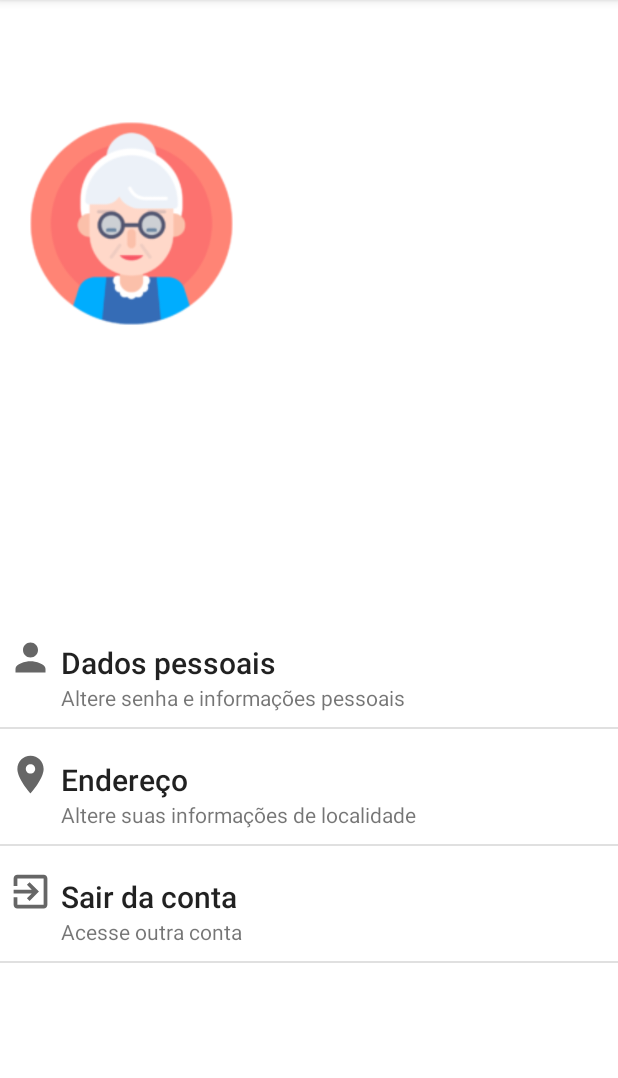
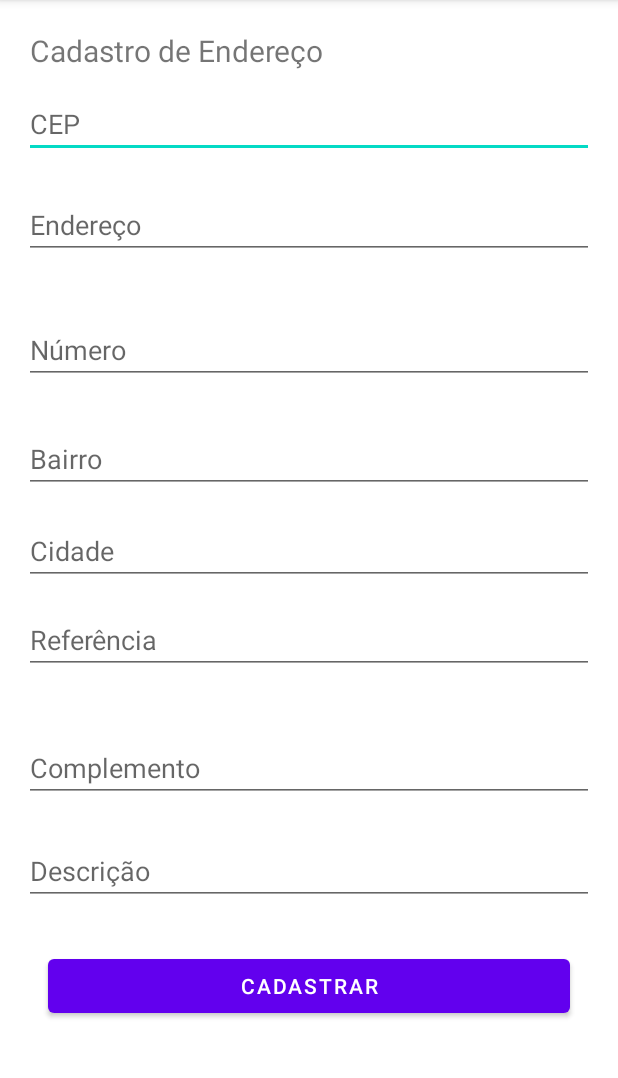
Before and after one commit to VitorAmorimPinto/Projeto-app-confeitaria, an Android app: the MinhaContaActivity screen opened directly, with no data from a screen before it, after a tap on "Endereço", on a phone screen of 412 x 824 dp, the part 84-1162 px from its top. Run offline under Robolectric (Android 15) with nearby library versions, the phone set to English and light mode, and no system bars; our stand-ins replace Firebase (no records; nobody signed in at launch, a user with empty details on screens opened directly); 3 statements that could not run were skipped.

Commit message:
branch vitor - Iniciando tela de cadastro de Enderço

```diff
--- a/app/src/main/AndroidManifest.xml
+++ b/app/src/main/AndroidManifest.xml
@@ -9,7 +9,8 @@
         android:roundIcon="@mipmap/ic_launcher_round"
         android:supportsRtl="true"
         android:theme="@style/Theme.AplicativoConfeitaria">
-        <activity android:name=".activity.MinhaContaActivity"></activity>
+        <activity android:name=".activity.EnderecoActivity"></activity>
+        <activity android:name=".activity.MinhaContaActivity" />
         <activity android:name=".activity.CadastroUsuarioActivity" />
         <activity android:name=".activity.activity_perfil" />
         <activity android:name=".activity.activity_cadastro" />
--- /dev/null
+++ b/app/src/main/java/com/example/aplicativoconfeitaria/activity/EnderecoActivity.java
@@ -0,0 +1,16 @@
+package com.example.aplicativoconfeitaria.activity;
+
+import androidx.appcompat.app.AppCompatActivity;
+
+import android.os.Bundle;
+
+import com.example.aplicativoconfeitaria.R;
+
+public class EnderecoActivity extends AppCompatActivity {
+
+    @Override
+    protected void onCreate(Bundle savedInstanceState) {
+        super.onCreate(savedInstanceState);
+        setContentView(R.layout.activity_endereco);
+    }
+}
--- a/app/src/main/java/com/example/aplicativoconfeitaria/activity/MinhaContaActivity.java
+++ b/app/src/main/java/com/example/aplicativoconfeitaria/activity/MinhaContaActivity.java
@@ -127,7 +127,7 @@ public class MinhaContaActivity extends AppCompatActivity {
 //                startActivity(new Intent(this, activity_login.class));
                 break;
             case 1 :
-//                startActivity(new Intent(this, activity_login.class));
+                startActivity(new Intent(this, EnderecoActivity.class));
                 break;
             case 2 :
                 this.deslogarUsuario();
--- /dev/null
+++ b/app/src/main/java/com/example/aplicativoconfeitaria/model/Endereco.java
@@ -0,0 +1,82 @@
+package com.example.aplicativoconfeitaria.model;
+
+public class Endereco {
+    private String idUsuario;
+    private String cep,descricao,endereco,bairro,cidade,referencia,complemento;
+    private Integer numero;
+
+    public Endereco() {
+    }
+
+    public String getIdUsuario() {
+        return idUsuario;
+    }
+
+    public void setIdUsuario(String idUsuario) {
+        this.idUsuario = idUsuario;
+    }
+
+    public String getCep() {
+        return cep;
+    }
+
+    public void setCep(String cep) {
+        this.cep = cep;
+    }
+
+    public String getDescricao() {
+        return descricao;
+    }
+
+    public void setDescricao(String descricao) {
+        this.descricao = descricao;
+    }
+
+    public String getEndereco() {
+        return endereco;
+    }
+
+    public void setEndereco(String endereco) {
+        this.endereco = endereco;
+    }
+
+    public String getBairro() {
+        return bairro;
+    }
+
+    public void setBairro(String bairro) {
+        this.bairro = bairro;
+    }
+
+    public String getCidade() {
+        return cidade;
+    }
+
+    public void setCidade(String cidade) {
+        this.cidade = cidade;
+    }
+
+    public String getReferencia() {
+        return referencia;
+    }
+
+    public void setReferencia(String referencia) {
+        this.referencia = referencia;
+    }
+
+    public String getComplemento() {
+        return complemento;
+    }
+
+    public void setComplemento(String complemento) {
+        this.complemento = complemento;
+    }
+
+    public Integer getNumero() {
+        return numero;
+    }
+
+    public void setNumero(Integer numero) {
+        this.numero = numero;
+    }
+}
--- /dev/null
+++ b/app/src/main/res/layout/activity_endereco.xml
@@ -0,0 +1,168 @@
+<?xml version="1.0" encoding="utf-8"?>
+<ScrollView xmlns:app="http://schemas.android.com/apk/res-auto"
+    xmlns:tools="http://schemas.android.com/tools"
+    android:id="@+id/scrollView2"
+    android:layout_height="match_parent"
+    android:layout_width="match_parent"
+    xmlns:android="http://schemas.android.com/apk/res/android" >
+
+<androidx.constraintlayout.widget.ConstraintLayout
+    android:layout_width="match_parent"
+    android:layout_height="match_parent"
+    tools:context=".activity.EnderecoActivity">
+
+    <EditText
+        android:id="@+id/editTextTextPersonName"
+        android:layout_width="0dp"
+        android:layout_height="wrap_content"
+        android:layout_marginStart="16dp"
+        android:layout_marginLeft="16dp"
+        android:layout_marginTop="60dp"
+        android:layout_marginEnd="16dp"
+        android:layout_marginRight="16dp"
+        android:ems="10"
+        android:hint="CEP"
+        android:inputType="textPersonName"
+        app:layout_constraintEnd_toEndOf="parent"
+        app:layout_constraintStart_toStartOf="parent"
+        app:layout_constraintTop_toTopOf="parent" />
+
+    <EditText
+        android:id="@+id/editTextTextPersonName2"
+        android:layout_width="0dp"
+        android:layout_height="wrap_content"
+        android:layout_marginStart="16dp"
+        android:layout_marginLeft="16dp"
+        android:layout_marginTop="22dp"
+        android:layout_marginEnd="16dp"
+        android:layout_marginRight="16dp"
+        android:ems="10"
+        android:hint="Endereço"
+        android:inputType="textPersonName"
+        app:layout_constraintEnd_toEndOf="parent"
+        app:layout_constraintStart_toStartOf="parent"
+        app:layout_constraintTop_toBottomOf="@+id/editTextTextPersonName" />
+
+    <EditText
+        android:id="@+id/editTextTextPersonName3"
+        android:layout_width="0dp"
+        android:layout_height="wrap_content"
+        android:layout_marginStart="16dp"
+        android:layout_marginLeft="16dp"
+        android:layout_marginTop="38dp"
+        android:layout_marginEnd="16dp"
+        android:layout_marginRight="16dp"
+        android:ems="10"
+        android:hint="Número"
+        android:inputType="number|textPersonName"
+        app:layout_constraintEnd_toEndOf="parent"
+        app:layout_constraintStart_toStartOf="parent"
+        app:layout_constraintTop_toBottomOf="@+id/editTextTextPersonName2" />
+
+    <EditText
+        android:id="@+id/editTextTextPersonName4"
+        android:layout_width="0dp"
+        android:layout_height="wrap_content"
+        android:layout_marginStart="16dp"
+        android:layout_marginLeft="16dp"
+        android:layout_marginTop="27dp"
+        android:layout_marginEnd="16dp"
+        android:layout_marginRight="16dp"
+        android:ems="10"
+        android:hint="Bairro"
+        android:inputType="textPersonName"
+        app:layout_constraintEnd_toEndOf="parent"
+        app:layout_constraintStart_toStartOf="parent"
+        app:layout_constraintTop_toBottomOf="@+id/editTextTextPersonName3" />
+
+    <EditText
+        android:id="@+id/editTextTextPersonName5"
+        android:layout_width="0dp"
+        android:layout_height="wrap_content"
+        android:layout_marginStart="16dp"
+        android:layout_marginLeft="16dp"
+        android:layout_marginTop="16dp"
+        android:layout_marginEnd="16dp"
+        android:layout_marginRight="16dp"
+        android:ems="10"
+        android:hint="Cidade"
+        android:inputType="textPersonName"
+        app:layout_constraintEnd_toEndOf="parent"
+        app:layout_constraintStart_toStartOf="parent"
+        app:layout_constraintTop_toBottomOf="@+id/editTextTextPersonName4" />
+
+    <EditText
+        android:id="@+id/editTextTextPersonName6"
+        android:layout_width="0dp"
+        android:layout_height="wrap_content"
+        android:layout_marginStart="16dp"
+        android:layout_marginLeft="16dp"
+        android:layout_marginTop="14dp"
+        android:layout_marginEnd="16dp"
+        android:layout_marginRight="16dp"
+        android:ems="10"
+        android:hint="Referência"
+        android:inputType="textPersonName"
+        app:layout_constraintEnd_toEndOf="parent"
+        app:layout_constraintStart_toStartOf="parent"
+        app:layout_constraintTop_toBottomOf="@+id/editTextTextPersonName5" />
+
+    <EditText
+        android:id="@+id/editTextTextPersonName7"
+        android:layout_width="0dp"
+        android:layout_height="wrap_content"
+        android:layout_marginStart="16dp"
+        android:layout_marginLeft="16dp"
+        android:layout_marginTop="40dp"
+        android:layout_marginEnd="16dp"
+        android:layout_marginRight="16dp"
+        android:ems="10"
+        android:hint="Complemento"
+        android:inputType="textPersonName"
+        app:layout_constraintEnd_toEndOf="parent"
+        app:layout_constraintStart_toStartOf="parent"
+        app:layout_constraintTop_toBottomOf="@+id/editTextTextPersonName6" />
+
+    <EditText
+        android:id="@+id/editTextTextPersonName8"
+        android:layout_width="0dp"
+        android:layout_height="wrap_content"
+        android:layout_marginStart="16dp"
+        android:layout_marginLeft="16dp"
+        android:layout_marginTop="23dp"
+        android:layout_marginEnd="16dp"
+        android:layout_marginRight="16dp"
+        android:ems="10"
+        android:hint="Descrição"
+        android:inputType="textPersonName"
+        app:layout_constraintEnd_toEndOf="parent"
+        app:layout_constraintStart_toStartOf="parent"
+        app:layout_constraintTop_toBottomOf="@+id/editTextTextPersonName7" />
+
+    <Button
+        android:id="@+id/button3"
+        android:layout_width="0dp"
+        android:layout_height="wrap_content"
+        android:layout_marginStart="32dp"
+        android:layout_marginLeft="32dp"
+        android:layout_marginTop="30dp"
+        android:layout_marginEnd="32dp"
+        android:layout_marginRight="32dp"
+        android:text="Cadastrar"
+        app:layout_constraintEnd_toEndOf="parent"
+        app:layout_constraintStart_toStartOf="parent"
+        app:layout_constraintTop_toBottomOf="@+id/editTextTextPersonName8" />
+
+    <TextView
+        android:id="@+id/textView10"
+        android:layout_width="wrap_content"
+        android:layout_height="wrap_content"
+        android:layout_marginStart="20dp"
+        android:layout_marginLeft="20dp"
+        android:layout_marginTop="20dp"
+        android:text="Cadastro de Endereço"
+        android:textSize="20sp"
+        app:layout_constraintStart_toStartOf="parent"
+        app:layout_constraintTop_toTopOf="parent" />
+</androidx.constraintlayout.widget.ConstraintLayout>
+</ScrollView>
```
